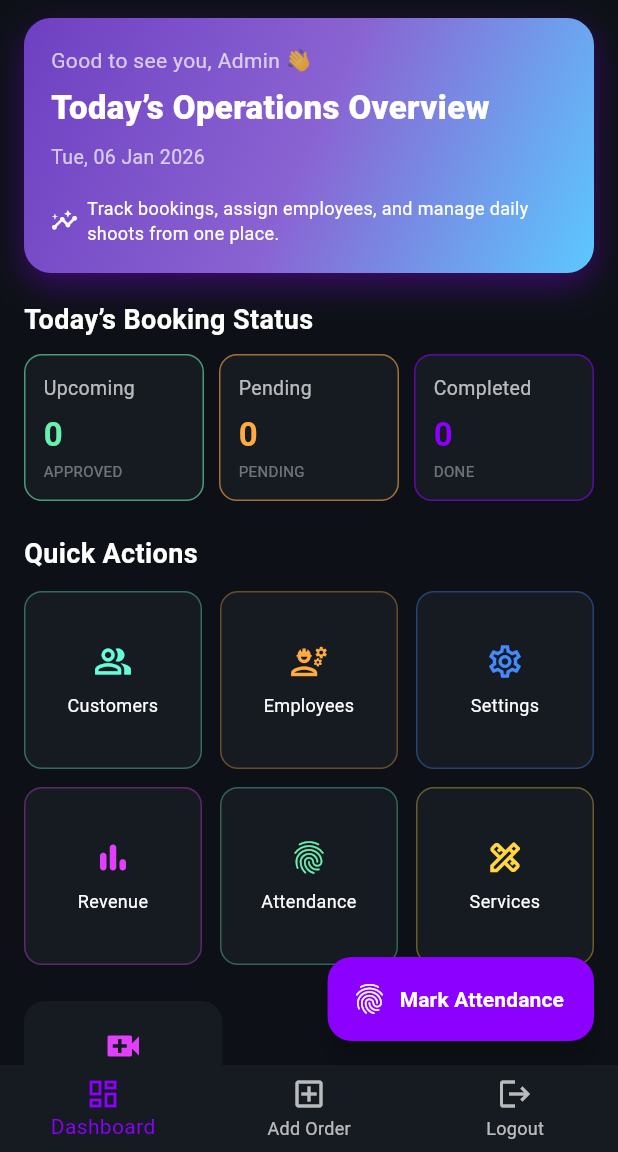
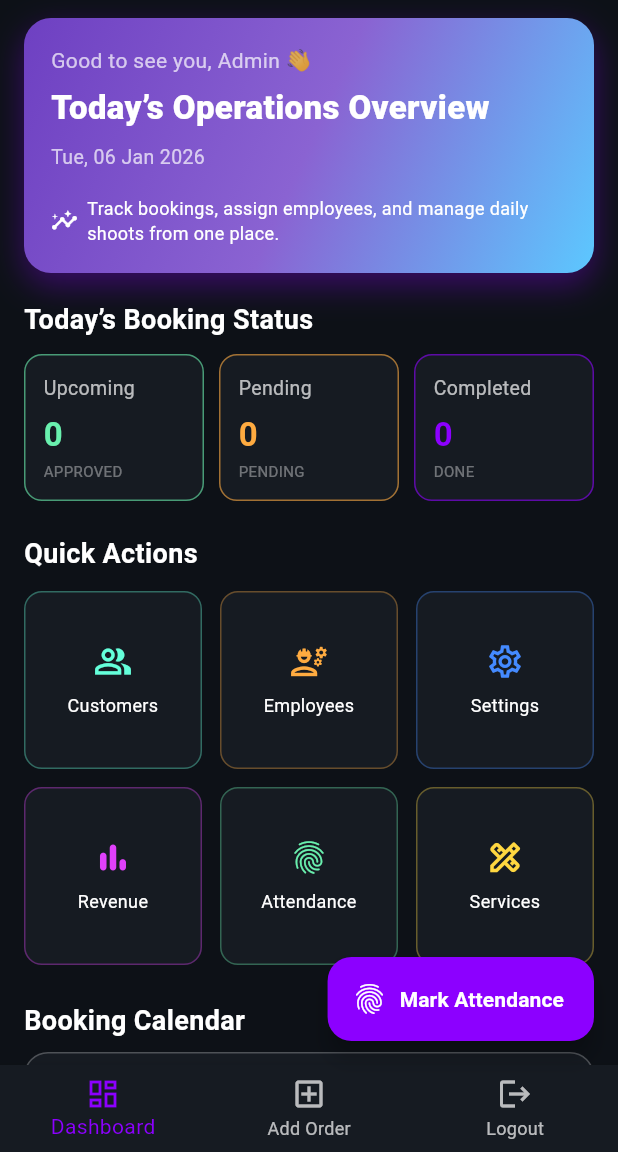
Before and after one commit to tina-mahajan/urban_advertising, a Flutter app: the AdminDashboardScreen screen opened by its route, on a phone screen of 412 x 824 dp, the part 84-1236 px from its top. Run offline on Flutter 3.47's test engine with Material 3 defaults, Android fonts, the phone set to English and light mode, and no system bars; our stand-ins replace carousel_slider, cloud_firestore, device_info_plus, firebase_auth, firebase_core, firebase_messaging and 8 more; accounts and stored records are empty; Roboto replaces fonts that are missing (Poppins).

Commit message:
My working code before pulling team changes

```diff
--- a/lib/Admin/admin_dashboard_screen.dart
+++ b/lib/Admin/admin_dashboard_screen.dart
@@ -351,34 +351,34 @@ class _AdminDashboardScreenState extends State<AdminDashboardScreen> {
 
             const SizedBox(height: 24),
 
-            GestureDetector(
-              onTap: () {
-                Navigator.push(
-                  context,
-                  MaterialPageRoute(
-                    builder: (_) => const AdminAddVideoTaskScreen(),
-                  ),
-                );
-              },
-              child: Container(
-                decoration: BoxDecoration(
-                  color: AppColors1.cardBackground,
-                  borderRadius: BorderRadius.circular(14),
-                ),
-                padding: const EdgeInsets.all(16),
-                child: Column(
-                  mainAxisAlignment: MainAxisAlignment.center,
-                  children: const [
-                    Icon(Icons.video_call, color: Colors.purpleAccent, size: 28),
-                    SizedBox(height: 8),
-                    Text(
-                      "Add Video Task",
-                      style: TextStyle(color: Colors.white),
-                    ),
-                  ],
-                ),
-              ),
-            ),
+            // GestureDetector(
+            //   onTap: () {
+            //     Navigator.push(
+            //       context,
+            //       MaterialPageRoute(
+            //         builder: (_) => const AdminAddVideoTaskScreen(),
+            //       ),
+            //     );
+            //   },
+            //   child: Container(
+            //     decoration: BoxDecoration(
+            //       color: AppColors1.cardBackground,
+            //       borderRadius: BorderRadius.circular(14),
+            //     ),
+            //     padding: const EdgeInsets.all(16),
+            //     child: Column(
+            //       mainAxisAlignment: MainAxisAlignment.center,
+            //       children: const [
+            //         Icon(Icons.video_call, color: Colors.purpleAccent, size: 28),
+            //         SizedBox(height: 8),
+            //         Text(
+            //           "Add Video Task",
+            //           style: TextStyle(color: Colors.white),
+            //         ),
+            //       ],
+            //     ),
+            //   ),
+            // ),
 
             // ================== CALENDAR ==================
             _buildSectionHeader("Booking Calendar"),
```
